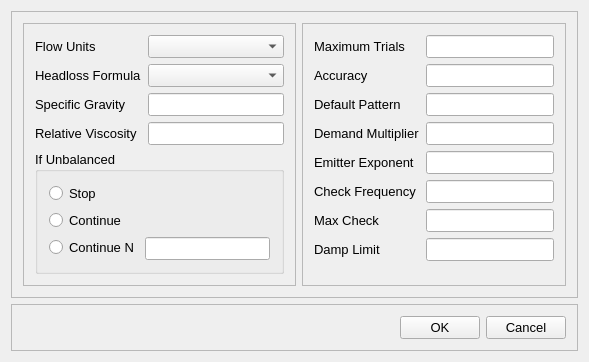
First picture: the form in src/ui/EPANET/frmHydraulicsOptionsDesigner.ui, repository USEPA/SWMM-EPANET_User_Interface, before the edit.
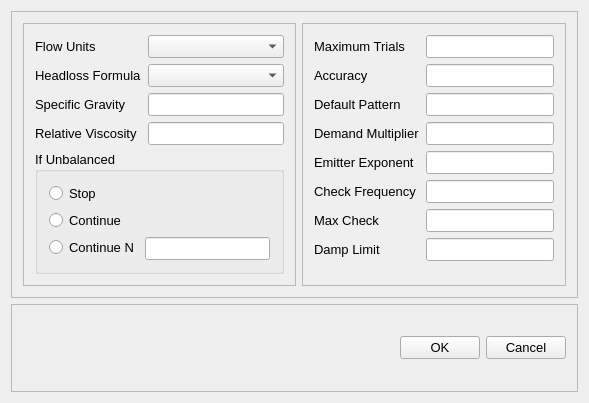
Second picture: the form after the edit.

The edit to the form file:
```diff
--- a/src/ui/EPANET/frmHydraulicsOptionsDesigner.ui
+++ b/src/ui/EPANET/frmHydraulicsOptionsDesigner.ui
@@ -7,7 +7,7 @@
     <x>0</x>
     <y>0</y>
     <width>589</width>
-    <height>332</height>
+    <height>403</height>
    </rect>
   </property>
   <property name="font">
```
